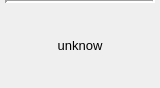
The window that errorFrame.ui (coucou1121/Datalogger) describes before a commit, drawn with Qt 5.
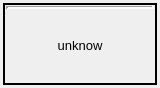
The same window after the commit.

Commit message: add logo and error

```diff
--- a/errorFrame.ui
+++ b/errorFrame.ui
@@ -15,27 +15,49 @@
   </property>
   <layout class="QGridLayout" name="gridLayout">
    <property name="leftMargin">
-    <number>5</number>
+    <number>3</number>
    </property>
    <property name="topMargin">
-    <number>0</number>
+    <number>3</number>
    </property>
    <property name="rightMargin">
-    <number>5</number>
+    <number>3</number>
    </property>
    <property name="bottomMargin">
+    <number>3</number>
+   </property>
+   <property name="spacing">
     <number>0</number>
    </property>
    <item row="0" column="0">
+    <widget class="QFrame" name="frame">
+     <property name="frameShape">
+      <enum>QFrame::WinPanel</enum>
+     </property>
+     <property name="frameShadow">
+      <enum>QFrame::Plain</enum>
+     </property>
+     <property name="lineWidth">
+      <number>3</number>
+     </property>
     <layout class="QVBoxLayout" name="verticalLayout">
      <property name="spacing">
       <number>0</number>
      </property>
+      <property name="leftMargin">
+       <number>1</number>
+      </property>
+      <property name="topMargin">
+       <number>1</number>
+      </property>
+      <property name="rightMargin">
+       <number>1</number>
+      </property>
+      <property name="bottomMargin">
+       <number>1</number>
+      </property>
      <item>
       <widget class="Line" name="line">
-       <property name="frameShadow">
-        <enum>QFrame::Sunken</enum>
-       </property>
        <property name="lineWidth">
         <number>3</number>
        </property>
@@ -62,6 +84,11 @@
       </widget>
      </item>
     </layout>
+     <zorder>labelError</zorder>
+     <zorder>line</zorder>
+     <zorder>labelError</zorder>
+     <zorder>line</zorder>
+    </widget>
    </item>
   </layout>
  </widget>
```
Lines whose indentation alone changed are shown as unchanged. The commit also changes 14 other files.
